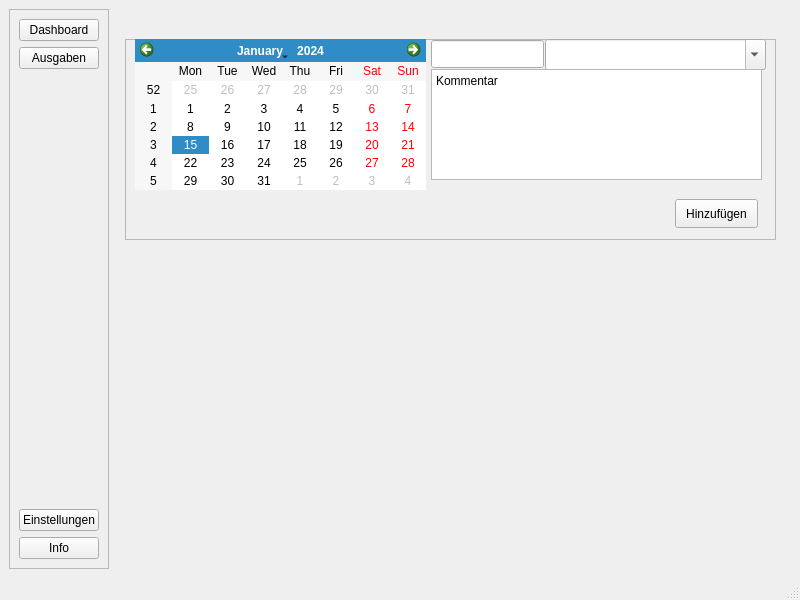
Muddyblack/FinanceApplication, file mainwindow.ui: the form before one commit.
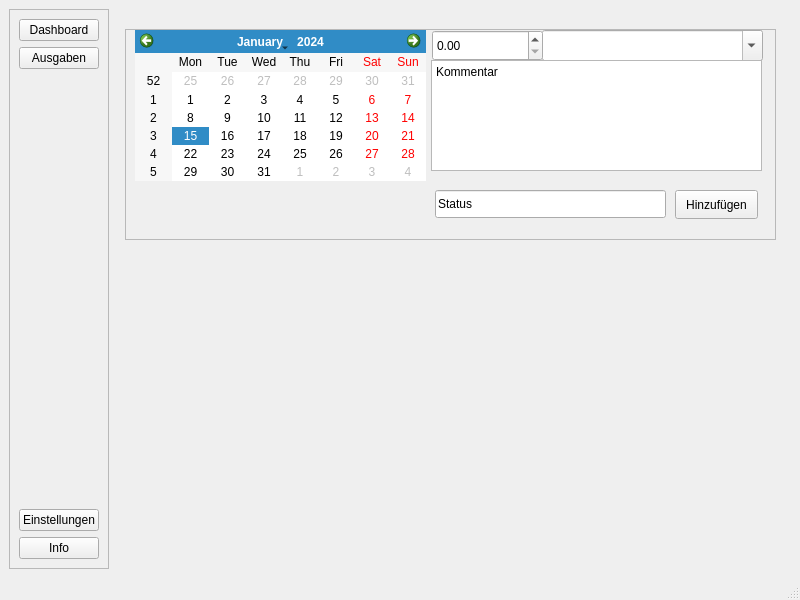
The form after the commit.

Commit message: change price input

Patch:
```diff
--- a/mainwindow.ui
+++ b/mainwindow.ui
@@ -147,9 +147,9 @@
         <property name="geometry">
          <rect>
           <x>10</x>
-          <y>30</y>
+          <y>20</y>
           <width>651</width>
-          <height>201</height>
+          <height>211</height>
          </rect>
         </property>
         <property name="frameShape">
@@ -158,24 +158,11 @@
         <property name="frameShadow">
          <enum>QFrame::Raised</enum>
         </property>
-        <widget class="QLineEdit" name="expensesPriceLine">
-         <property name="geometry">
-          <rect>
-           <x>306</x>
-           <y>1</y>
-           <width>113</width>
-           <height>28</height>
-          </rect>
-         </property>
-         <property name="text">
-          <string/>
-         </property>
-        </widget>
         <widget class="QComboBox" name="expensesCategoryComboBox">
          <property name="geometry">
           <rect>
-           <x>420</x>
-           <y>0</y>
+           <x>417</x>
+           <y>1</y>
            <width>221</width>
            <height>31</height>
           </rect>
@@ -188,7 +175,7 @@
          <property name="geometry">
           <rect>
            <x>306</x>
-           <y>30</y>
+           <y>31</y>
            <width>331</width>
            <height>111</height>
           </rect>
@@ -206,7 +193,7 @@
          <property name="geometry">
           <rect>
            <x>550</x>
-           <y>160</y>
+           <y>161</y>
            <width>83</width>
            <height>29</height>
           </rect>
@@ -219,12 +206,35 @@
          <property name="geometry">
           <rect>
            <x>10</x>
-           <y>0</y>
+           <y>1</y>
            <width>291</width>
            <height>151</height>
           </rect>
          </property>
         </widget>
+        <widget class="QLineEdit" name="sqlStatusLine">
+         <property name="geometry">
+          <rect>
+           <x>310</x>
+           <y>161</y>
+           <width>231</width>
+           <height>28</height>
+          </rect>
+         </property>
+         <property name="text">
+          <string>Status</string>
+         </property>
+        </widget>
+        <widget class="QDoubleSpinBox" name="expensesPriceSpin">
+         <property name="geometry">
+          <rect>
+           <x>307</x>
+           <y>1</y>
+           <width>111</width>
+           <height>31</height>
+          </rect>
+         </property>
+        </widget>
        </widget>
       </widget>
      </widget>
```
Left out of the diff: 8 changed lines with no effect on the pictures. The commit also changes 1 other file.
